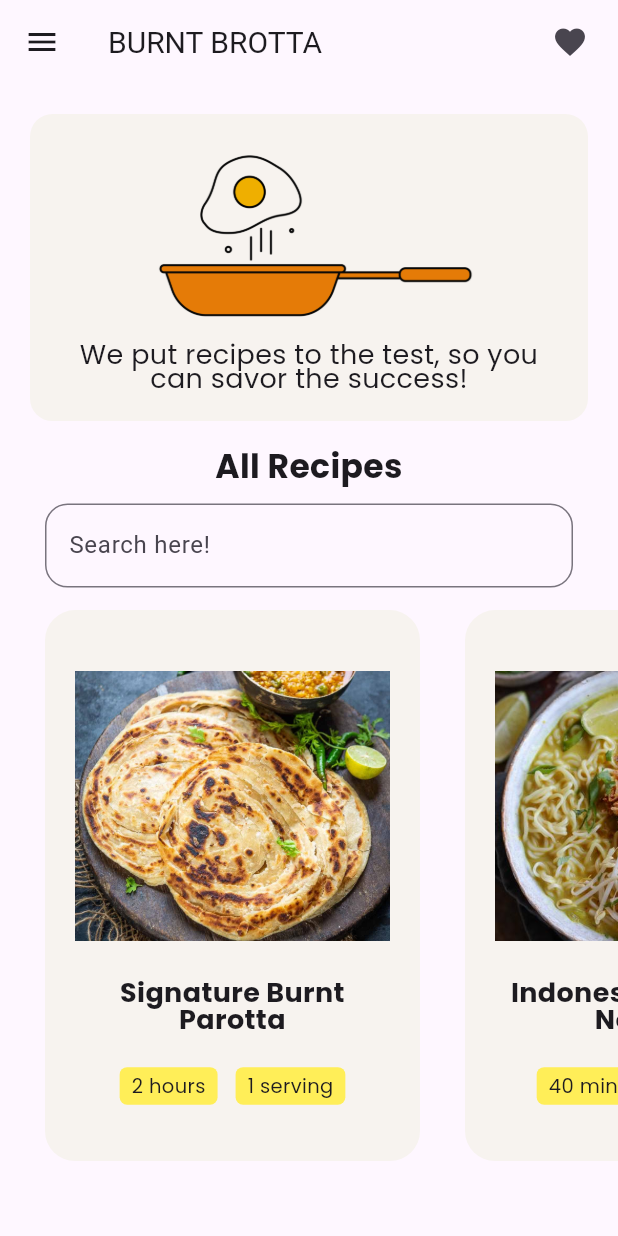
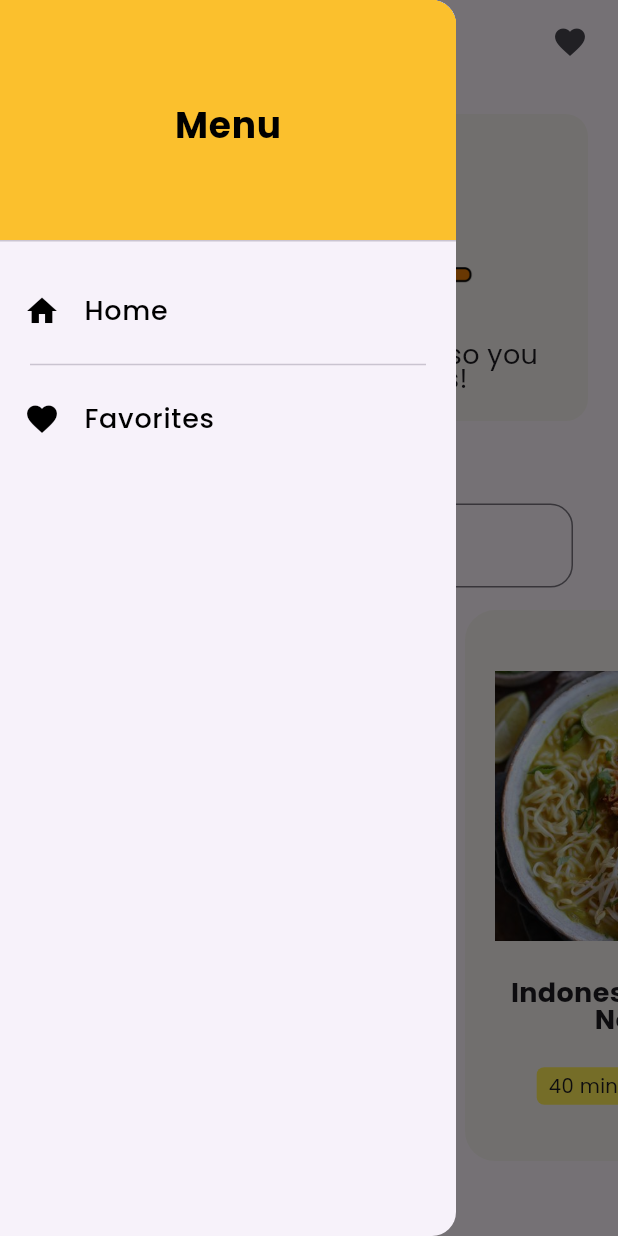
Before and after one commit to akshayks13/BurntBrotta-Flutter, a Flutter app: the RecipiesPage screen opened by its route, with the side drawer open (before the commit the screen has no drawer), on a phone screen of 412 x 824 dp. Run offline on Flutter 3.47's test engine with Material 3 defaults, Android fonts, the phone set to English and light mode, and no system bars; our stand-ins replace google_fonts.

Commit message:
Modified foodDetails,recipes,favioutes

```diff
--- a/lib/models/favourites.dart
+++ b/lib/models/favourites.dart
@@ -6,6 +6,10 @@ class Favourites extends ChangeNotifier {
 
   // Getter method
   List<Food> get favs => _favs;
+
+  bool isFavorite(Food food) {
+    return _favs.contains(food);
+  }
 
   void addtofavs(Food food) {
     if (!_favs.contains(food)) {
--- a/lib/pages/recipies.dart
+++ b/lib/pages/recipies.dart
@@ -1,106 +1,215 @@
-
 import 'package:burntbrotta/models/food.dart';
 import 'package:burntbrotta/pages/foodDetails.dart';
 import 'package:burntbrotta/pages/foodTile.dart';
-import 'package:flutter/cupertino.dart';
 import 'package:flutter/material.dart';
-import 'package:flutter/widgets.dart';
 import 'package:google_fonts/google_fonts.dart';
-
+import 'package:provider/provider.dart';
+import 'package:burntbrotta/models/favourites.dart';
 
 class RecipiesPage extends StatelessWidget {
   const RecipiesPage({super.key});
 
-
   @override
   Widget build(BuildContext context) {
-
     List recipies = [
-      Food(name: "Signature Burnt Parotta", duration: "2 hours", serving: 1, level: "Intermediate", imgpath: "lib/images/recipie_imgs/brotta.jpg"),
-      Food(name: "Indonesian Chicken Noodles", duration: "40 mins", serving: 1, level: "Easy", imgpath: "lib/images/recipie_imgs/noodles.jpg"),
-      Food(name: "Chocolate Raspberry Mousse", duration: "20 mins", serving: 1, level: "Easy", imgpath: "lib/images/recipie_imgs/chocolate mousse.jpg"),
-      Food(name: "Oven Baked Tofu Shakshuka", duration: "40 mins", serving: 1, level: "Intermediate", imgpath: "lib/images/recipie_imgs/tofu shakshuka.jpg"),
-      Food(name: "Bubble Tea", duration: "15 mins", serving: 1, level: "Easy",imgpath: "lib/images/recipie_imgs/bubble tea.jpg"),
-      Food(name: "Thai Red Curry", duration: "40 mins", serving: 1, level: "Intermediate", imgpath: "lib/images/recipie_imgs/Thai red curry.jpg"),
+      Food(
+          name: "Signature Burnt Parotta",
+          duration: "2 hours",
+          serving: 1,
+          level: "Intermediate",
+          imgpath: "lib/images/recipie_imgs/brotta.jpg"),
+      Food(
+          name: "Indonesian Chicken Noodles",
+          duration: "40 mins",
+          serving: 1,
+          level: "Easy",
+          imgpath: "lib/images/recipie_imgs/noodles.jpg"),
+      Food(
+          name: "Chocolate Raspberry Mousse",
+          duration: "20 mins",
+          serving: 1,
+          level: "Easy",
+          imgpath: "lib/images/recipie_imgs/chocolate mousse.jpg"),
+      Food(
+          name: "Oven Baked Tofu Shakshuka",
+          duration: "40 mins",
+          serving: 1,
+          level: "Intermediate",
+          imgpath: "lib/images/recipie_imgs/tofu shakshuka.jpg"),
+      Food(
+          name: "Bubble Tea",
+          duration: "15 mins",
+          serving: 1,
+          level: "Easy",
+          imgpath: "lib/images/recipie_imgs/bubble tea.jpg"),
+      Food(
+          name: "Thai Red Curry",
+          duration: "40 mins",
+          serving: 1,
+          level: "Intermediate",
+          imgpath: "lib/images/recipie_imgs/Thai red curry.jpg"),
     ];
 
-    void get_recipie_details(BuildContext context, int index) {
-      Navigator.push(context, MaterialPageRoute(builder: (context) => FoodDetails(food: recipies[index],)));
+    void getRecipieDetails(BuildContext context, int index) {
+      Navigator.push(
+          context,
+          MaterialPageRoute(
+              builder: (context) => FoodDetails(
+                    food: recipies[index],
+                  )));
     }
 
     return Scaffold(
-      appBar: AppBar(title: Text("BURNT BROTTA", style: GoogleFonts.climateCrisis(fontSize: 20, height: 0.9),),
-          leading: const Icon(Icons.menu),
-        actions: [Padding(
+      appBar: AppBar(
+        title: Text(
+          "BURNT BROTTA",
+          style: GoogleFonts.climateCrisis(fontSize: 20, height: 0.9),
+        ),
+        leading: Builder(
+          builder: (context) => IconButton(
+            icon: const Icon(Icons.menu),
+            onPressed: () {
+              Scaffold.of(context).openDrawer(); // Open the drawer
+            },
+          ),
+        ),
+        actions: [
+          Padding(
             padding: const EdgeInsets.all(8.0),
-          child: IconButton(onPressed: (){Navigator.pushNamed(context, "/favourites");}, icon: Icon(Icons.favorite)),
-        )],
+            child: IconButton(
+                onPressed: () {
+                  Navigator.pushNamed(context, "/favourites");
+                },
+                icon: const Icon(Icons.favorite)),
+          )
+        ],
       ),
-          body: Expanded(
+      drawer: Drawer(
+        child: Column(
+          crossAxisAlignment: CrossAxisAlignment.stretch,
+          children: [
+            DrawerHeader(
+              decoration: BoxDecoration(
+                color: Colors.yellow[700], // Only the header is yellow
+              ),
+              child: Center(
+                child: Text(
+                  "Menu",
+                  style: GoogleFonts.poppins(
+                    fontSize: 24,
+                    fontWeight: FontWeight.bold,
+                    color: Colors.black,
+                  ),
+                ),
+              ),
+            ),
+            Expanded(
+              child: ListView(
+                padding: const EdgeInsets.symmetric(vertical: 10),
+                children: [
+                  ListTile(
+                    leading: const Icon(Icons.home, color: Colors.black),
+                    title: Text(
+                      "Home",
+                      style: GoogleFonts.poppins(
+                        fontSize: 18,
+                        fontWeight: FontWeight.w500,
+                        color: Colors.black,
+                      ),
+                    ),
+                    onTap: () {
+                      Navigator.pushNamed(context, "/homepage");
+                    },
+                  ),
+                  const Divider(thickness: 1, indent: 20, endIndent: 20), // Separator
+                  ListTile(
+                    leading: const Icon(Icons.favorite, color: Colors.black),
+                    title: Text(
+                      "Favorites",
+                      style: GoogleFonts.poppins(
+                        fontSize: 18,
+                        fontWeight: FontWeight.w500,
+                        color: Colors.black,
+                      ),
+                    ),
+                    onTap: () {
+                      Navigator.pushNamed(context, "/favourites");
+                    },
+                  ),
+                ],
+              ),
+            ),
+          ],
+        ),
+      ),
+
+      body: SafeArea(
         child: Column(
           children: [
-            // Title promo something?
             Padding(
               padding: const EdgeInsets.all(20.0),
               child: Container(
                 decoration: BoxDecoration(
                   color: const Color.fromRGBO(247, 243, 239, 1),
                   borderRadius: BorderRadius.circular(15),
-
                 ),
                 child: Padding(
                   padding: const EdgeInsets.all(20.0),
-
                   child: Column(
                     children: [
                       Padding(
-                        padding: const EdgeInsets.symmetric(horizontal: 50.0, vertical:5),
-                        child: Image.asset("lib/images/pan.png", ),
+                        padding: const EdgeInsets.symmetric(
+                            horizontal: 50.0, vertical: 5),
+                        child: Image.asset(
+                          "lib/images/pan.png",
                         ),
-                      const SizedBox(height: 10,),
-                      Text("We put recipes to the test, so you can savor the success!", style: GoogleFonts.poppins(fontSize: 18, height: 0.9, fontWeight: FontWeight.normal), textAlign: TextAlign.center,),
+                      ),
+                      const SizedBox(height: 10),
+                      Text(
+                        "We put recipes to the test, so you can savor the success!",
+                        style: GoogleFonts.poppins(
+                            fontSize: 18,
+                            height: 0.9,
+                            fontWeight: FontWeight.normal),
+                        textAlign: TextAlign.center,
+                      ),
                     ],
                   ),
                 ),
               ),
             ),
-
-            // Popular
-            // const SizedBox(height: 10,),
-            //Text("Popular Recipies", style: GoogleFonts.poppins(fontSize: 22, height: 0.9, fontWeight: FontWeight.w700), textAlign: TextAlign.center,),
-
-            // Search bar
-            // const SizedBox(height: 10,),
-
-
-            // All
-            // const SizedBox(height: 20,),
-            Text("All Recipes", style: GoogleFonts.poppins(fontSize: 22, height: 0.9, fontWeight: FontWeight.w700), textAlign: TextAlign.center,),
-            const SizedBox(height: 10,),
+            Text(
+              "All Recipes",
+              style: GoogleFonts.poppins(
+                  fontSize: 22, height: 0.9, fontWeight: FontWeight.w700),
+              textAlign: TextAlign.center,
+            ),
+            const SizedBox(height: 10),
             Padding(
-                padding: EdgeInsets.symmetric(horizontal: 30.0, vertical: 5),
+                padding:
+                    const EdgeInsets.symmetric(horizontal: 30.0, vertical: 5),
                 child: TextField(
-
-                  decoration: InputDecoration(border: OutlineInputBorder(borderSide: BorderSide(color: Colors.black), borderRadius: BorderRadius.circular(15), ), hintText: "Search here!",),
-                )
+                  decoration: InputDecoration(
+                    border: OutlineInputBorder(
+                      borderSide: const BorderSide(color: Colors.black),
+                      borderRadius: BorderRadius.circular(15),
                     ),
-
-            const SizedBox(height: 10,),
-
+                    hintText: "Search here!",
+                  ),
+                )),
+            const SizedBox(height: 10),
             Expanded(
               child: ListView.builder(
                   scrollDirection: Axis.horizontal,
-                  itemCount: recipies.length, itemBuilder: (context, index)=>FoodTile(food: recipies[index], ontap: () => get_recipie_details(context, index),)),
+                  itemCount: recipies.length,
+                  itemBuilder: (context, index) => FoodTile(
+                        food: recipies[index],
+                        ontap: () => getRecipieDetails(context, index),
+                      )),
             ),
           ],
         ),
       ),
-
-
-
-
     );
   }
-
-
 }
```
Also changed, not shown: lib/pages/favouritespage.dart (+37 -21 lines), lib/pages/foodDetails.dart (+120 -65 lines). Lines whose indentation alone changed are shown as unchanged.
